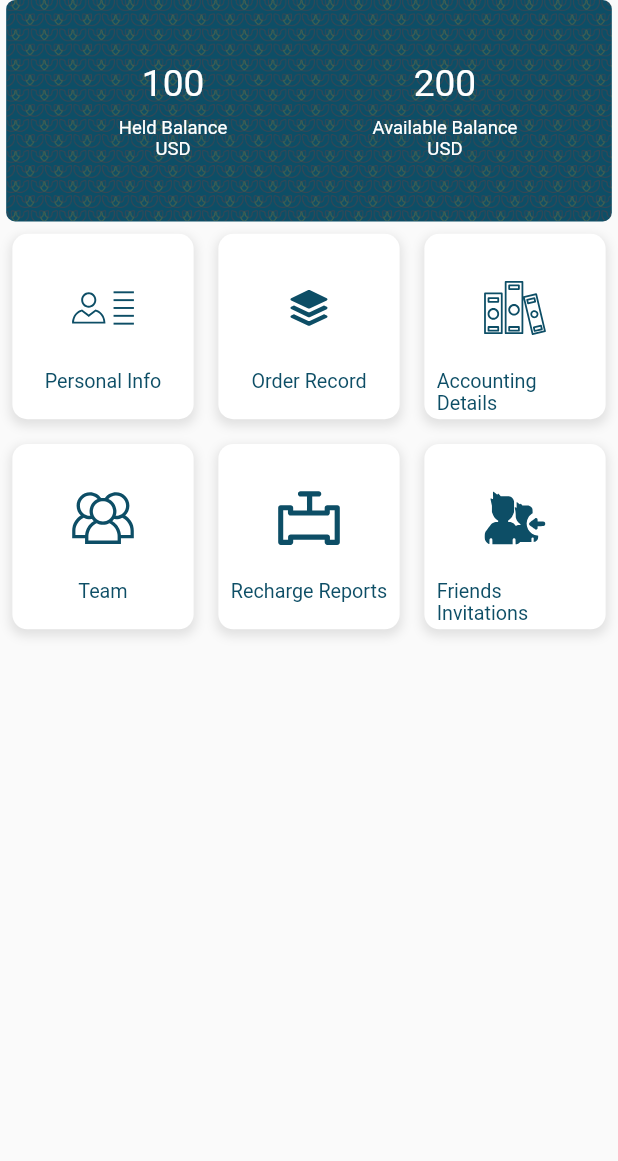
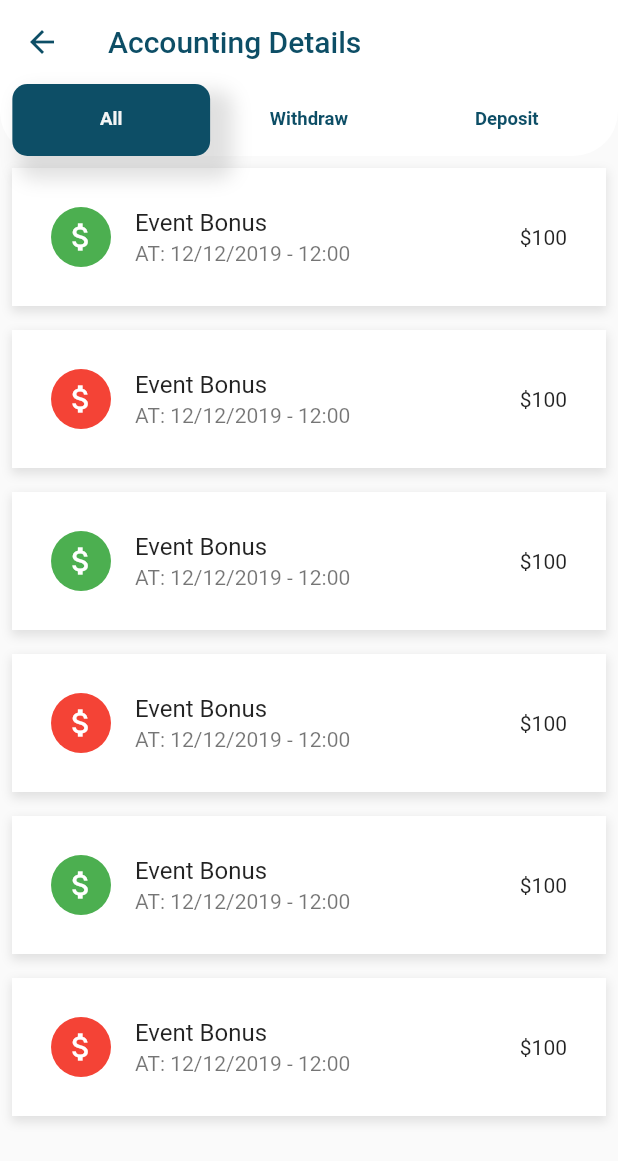
Before and after one commit to jaswinda/changer, a Flutter app: the HomePage screen opened directly, after a tap on "Order Record", on a phone screen of 412 x 824 dp. Shown: the top 1161 px of the screen. Run offline on Flutter 3.47's test engine with Material 2 defaults, Android fonts, the phone set to English and light mode, and no system bars; drawn by our look-alikes of pull_to_refresh; our stand-ins replace country_code_picker, email_validator, flutter_svg, font_awesome_flutter, get, persistent_bottom_nav_bar and 2 more; accounts and stored records are empty.

Commit message:
Withdra Screen added

```diff
--- a/lib/app/utils/components/custom_app_bar.dart
+++ b/lib/app/utils/components/custom_app_bar.dart
@@ -12,7 +12,8 @@ class CustomAppBar extends StatelessWidget {
 
   @override
   Widget build(BuildContext context) {
-    return Container(
+    return SafeArea(
+      child: Container(
         color: Colors.white,
         child: Padding(
           padding: EdgeInsets.only(
@@ -78,6 +79,7 @@ class CustomAppBar extends StatelessWidget {
             ],
           ),
         ),
+      ),
     );
   }
 }
--- a/lib/app/utils/components/dashboard_button.dart
+++ b/lib/app/utils/components/dashboard_button.dart
@@ -18,7 +18,7 @@ class DashBoardButton extends StatelessWidget {
   @override
   Widget build(BuildContext context) {
     return InkWell(
-      onTap: () => onTap,
+      onTap: () => onTap!(),
       child: Padding(
         padding: EdgeInsets.all(AppSizes.percentWidth(2)),
         child: Container(
@@ -46,14 +46,16 @@ class DashBoardButton extends StatelessWidget {
                   SvgPicture.asset(
                     icon,
                     width: AppSizes.percentWidth(10),
-                    height: AppSizes.percentHeight(10),
+                    height: AppSizes.percentHeight(9),
                     color: primaryColor,
                   ),
-                  Text(
-                    label,
-                    style: TextStyle(
-                        fontSize: AppSizes.percentHeight(1.6),
-                        color: primaryColor),
+                  Center(
+                    child: Text(
+                      label,
+                      style: TextStyle(
+                          fontSize: AppSizes.percentHeight(1.5),
+                          color: primaryColor),
+                    ),
                   ),
                 ],
               ),
--- a/lib/app/utils/routes.dart
+++ b/lib/app/utils/routes.dart
@@ -1,13 +1,21 @@
 import 'package:avsarmlm/app/middlewares/auth_middleware.dart';
 import 'package:avsarmlm/app/views/guest/login_page.dart';
+import 'package:avsarmlm/app/views/user/accounting_details_screen.dart';
 import 'package:avsarmlm/app/views/user/home_page.dart';
+import 'package:avsarmlm/app/views/user/order_records_screen.dart';
 import 'package:avsarmlm/app/views/user/tab_screen/tab_screen_page.dart';
+import 'package:avsarmlm/app/views/user/withdraw_screen.dart';
 import 'package:get/get.dart';
 
 class Routes {
   static const String home = '/';
   static const String login = '/login';
   static const String register = '/register';
+  static const String orderRecord = '/order-record';
+  static const String accountingDetails = '/accounting-details';
+  static const String withdraw = '/withdraw';
+  static const String deposit = '/deposit';
+
   static const String forgotPassword = '/forgot-password';
   static const String dashboard = '/dashboard';
   static const String profile = '/profile';
@@ -25,8 +33,23 @@ class Routes {
         name: home,
         page: () => const TabScreenPage(),
         middlewares: [AuthMiddleware()]),
+    GetPage(
+        name: orderRecord,
+        page: () => const OrderRecordsScreen(),
+        middlewares: [AuthMiddleware()]),
+    GetPage(
+        name: accountingDetails,
+        page: () => const AccountingDetailsScreen(),
+        middlewares: [AuthMiddleware()]),
+    GetPage(
+        name: withdraw,
+        page: () => WithdrawScreen(),
+        middlewares: [AuthMiddleware()]),
+    GetPage(
+        name: deposit,
+        page: () => WithdrawScreen(),
+        middlewares: [AuthMiddleware()]),
     GetPage(name: login, page: () => LoginPage()),
-    GetPage(name: register, page: () => LoginPage()),
     GetPage(name: forgotPassword, page: () => LoginPage()),
     GetPage(name: dashboard, page: () => LoginPage()),
     GetPage(name: profile, page: () => LoginPage()),
--- /dev/null
+++ b/lib/app/views/user/accounting_details_screen.dart
@@ -0,0 +1,150 @@
+import 'package:avsarmlm/app/utils/colors.dart';
+import 'package:avsarmlm/app/utils/sizes.dart';
+import 'package:flutter/material.dart';
+
+class AccountingDetailsScreen extends StatelessWidget {
+  const AccountingDetailsScreen({Key? key}) : super(key: key);
+
+  @override
+  Widget build(BuildContext context) {
+    return DefaultTabController(
+      length: 3,
+      child: Scaffold(
+          body: NestedScrollView(
+        headerSliverBuilder: (BuildContext context, bool innerBoxIsScrolled) {
+          return <Widget>[
+            SliverAppBar(
+              shape: const RoundedRectangleBorder(
+                  borderRadius: BorderRadius.only(
+                      bottomLeft: Radius.circular(30),
+                      bottomRight: Radius.circular(30))),
+              foregroundColor: primaryColor,
+              backgroundColor: Colors.white,
+              title: const Text('Accounting Details'),
+              pinned: true,
+              floating: true,
+              bottom: TabBar(
+                labelStyle: TextStyle(
+                  fontSize: AppSizes.percentHeight(1.5),
+                  fontWeight: FontWeight.w600,
+                  color: primaryColor,
+                ),
+                indicatorColor: primaryColor,
+                //tab bar padding
+                padding: EdgeInsets.only(
+                    left: AppSizes.percentWidth(2),
+                    right: AppSizes.percentWidth(2)),
+
+                labelColor: lightColor,
+                unselectedLabelColor: primaryColor,
+                physics: const BouncingScrollPhysics(),
+                //iphone like tab bar
+                indicator: BoxDecoration(
+                  //shadow
+                  boxShadow: const [
+                    BoxShadow(
+                      color: Colors.black12,
+                      blurRadius: 10.0,
+                      spreadRadius: 5.0,
+                      offset: Offset(
+                        10.0,
+                        10.0,
+                      ),
+                    )
+                  ],
+
+                  borderRadius: BorderRadius.circular(10), // Creates border
+                  color: primaryColor, //Change background color from here
+                ),
+                tabs: const [
+                  Tab(
+                    text: 'All',
+                  ),
+                  Tab(
+                    text: 'Withdraw',
+                  ),
+                  Tab(
+                    text: 'Deposit',
+                  ),
+                ],
+              ),
+            ),
+          ];
+        },
+        body: TabBarView(
+          children: [allRecords(), withdrawRecords(), depositRecords()],
+        ),
+      )),
+    );
+  }
+
+  Widget allRecords() {
+    return SingleChildScrollView(
+      child: Column(
+        children: [
+          recordTile(),
+          recordTile(isWithdraw: true),
+          recordTile(),
+          recordTile(isWithdraw: true),
+          recordTile(),
+          recordTile(isWithdraw: true),
+        ],
+      ),
+    );
+  }
+
+  Widget withdrawRecords() {
+    return Column(
+      children: [
+        // recordTile(),
+        recordTile(isWithdraw: true),
+        // recordTile(),
+        recordTile(isWithdraw: true),
+        // recordTile(),
+        recordTile(isWithdraw: true),
+      ],
+    );
+  }
+
+  Widget depositRecords() {
+    return Column(
+      children: [
+        recordTile(),
+        // recordTile(isWithdraw: true),
+        recordTile(),
+        // recordTile(isWithdraw: true),
+        recordTile(),
+      ],
+    );
+  }
+
+  Widget recordTile(
+      {String? title, String? amount, String? date, isWithdraw = false}) {
+    return Padding(
+      padding: const EdgeInsets.all(8.0),
+      child: Container(
+        decoration: BoxDecoration(
+          color: Colors.white,
+          boxShadow: [
+            BoxShadow(
+              color: Colors.black.withOpacity(0.1),
+              spreadRadius: 1,
+              blurRadius: 5,
+              offset: const Offset(0, 3), // changes position of shadow
+            ),
+          ],
+        ),
+        padding: const EdgeInsets.all(10),
+        child: ListTile(
+          leading: CircleAvatar(
+            backgroundColor: !isWithdraw ? Colors.green : Colors.red,
+            child: const Icon(Icons.attach_money, color: Colors.white),
+          ),
+          title: const Text('Event Bonus'),
+          subtitle: const Text('AT: 12/12/2019 - 12:00'),
+          trailing: const Text('\$100'),
+        ),
+      ),
+    );
+  }
+}
--- a/lib/app/views/user/home_page.dart
+++ b/lib/app/views/user/home_page.dart
@@ -1,6 +1,13 @@
+import 'package:avsarmlm/app/utils/colors.dart';
 import 'package:avsarmlm/app/utils/components/balance_tile.dart';
 import 'package:avsarmlm/app/utils/components/dashboard_button.dart';
+import 'package:avsarmlm/app/utils/routes.dart';
+import 'package:avsarmlm/app/utils/sizes.dart';
+import 'package:avsarmlm/app/utils/transition.dart';
+import 'package:avsarmlm/app/views/user/accounting_details_screen.dart';
+import 'package:avsarmlm/app/views/user/order_records_screen.dart';
 import 'package:flutter/material.dart';
+import 'package:get/get.dart';
 import 'package:pull_to_refresh/pull_to_refresh.dart';
 
 class HomePage extends StatefulWidget {
@@ -48,21 +55,37 @@ class _HomePageState extends State<HomePage> {
           child: Wrap(
             children: [
               const BalanceTile(heldBalance: '100', availableBalance: '200'),
+              Padding(
+                padding: EdgeInsets.all(AppSizes.percentWidth(3)),
+                child: Row(
+                  mainAxisAlignment: MainAxisAlignment.spaceAround,
+                  children: [
+                    roundButton(
+                        label: 'Withdraw',
+                        onPressed: () => Get.toNamed(Routes.withdraw)),
+                    roundButton(
+                        label: 'Deposit',
+                        onPressed: () => Get.toNamed(Routes.accountingDetails)),
+                  ],
+                ),
+              ),
               DashBoardButton(
-                icon: 'assets/images/profile.svg',
-                label: 'Personal Info',
-                onTap: () => {},
-              ),
+                  icon: 'assets/images/profile.svg',
+                  label: 'Personal Info',
+                  onTap: () => {}),
               DashBoardButton(
                 icon: 'assets/images/order.svg',
                 label: 'Order Record',
-                onTap: () => {},
+                onTap: () => Navigator.push(
+                    context,
+                    MaterialPageRoute(
+                      builder: (context) => const AccountingDetailsScreen(),
+                    )),
               ),
               DashBoardButton(
-                icon: 'assets/images/account.svg',
-                label: 'Accounting Details',
-                onTap: () => {},
-              ),
+                  icon: 'assets/images/account.svg',
+                  label: 'Accounting Details',
+                  onTap: () => Get.toNamed(Routes.accountingDetails)),
               DashBoardButton(
                 icon: 'assets/images/team.svg',
                 label: 'Team',
@@ -79,26 +102,29 @@ class _HomePageState extends State<HomePage> {
                 onTap: () => {},
               ),
             ],
-            // children: [
-            //   DashBoardButton(
-            //       color: Colors.orange,
-            //       icon: const Icon(Icons.ac_unit),
-            //       text: 'text',
-            //       onPressed: () {}),
-            //   DashBoardButton(
-            //       color: Colors.orange,
-            //       icon: const Icon(Icons.ac_unit),
-            //       text: 'text',
-            //       onPressed: () {}),
-
-            // ListView.builder(
-            //   itemBuilder: (c, i) => Card(child: Center(child: Text(items[i]))),
-            //   itemExtent: 100.0,
-            //   itemCount: items.length,
-            // ),
-
-            // ],
           )),
     );
   }
+
+  Widget roundButton({required String label, required Function onPressed}) {
+    return InkWell(
+      onTap: () => onPressed(),
+      child: Container(
+        decoration: BoxDecoration(
+            borderRadius: BorderRadius.circular(20.0),
+            //shadow
+            boxShadow: const [
+              BoxShadow(
+                color: Colors.grey,
+                blurRadius: 10.0, // has the effect of softening the shadow
+              )
+            ],
+            color: primaryColor),
+        child: Padding(
+          padding: EdgeInsets.all(AppSizes.percentWidth(3)),
+          child: Text(label, style: const TextStyle(color: Colors.white)),
+        ),
+      ),
+    );
+  }
 }
--- a/lib/main.dart
+++ b/lib/main.dart
@@ -34,7 +34,9 @@ class MyApp extends StatelessWidget {
           brightness: Brightness.dark,
         ),
         initialBinding: InitialBindings(),
-        defaultTransition: Transition.fadeIn,
+        defaultTransition: Transition.rightToLeft,
+        //duration of the transition
+        transitionDuration: const Duration(milliseconds: 350),
         //get the debug
         debugShowCheckedModeBanner: false,
         //transition
```
Also changed, not shown: lib/app/views/user/order_records_screen.dart (added, +50 -0 lines), lib/app/views/user/tab_screen/tab_screen_page.dart (+10 -10 lines), lib/app/views/user/withdraw_screen.dart (added, +143 -0 lines). Lines whose indentation alone changed are shown as unchanged.
